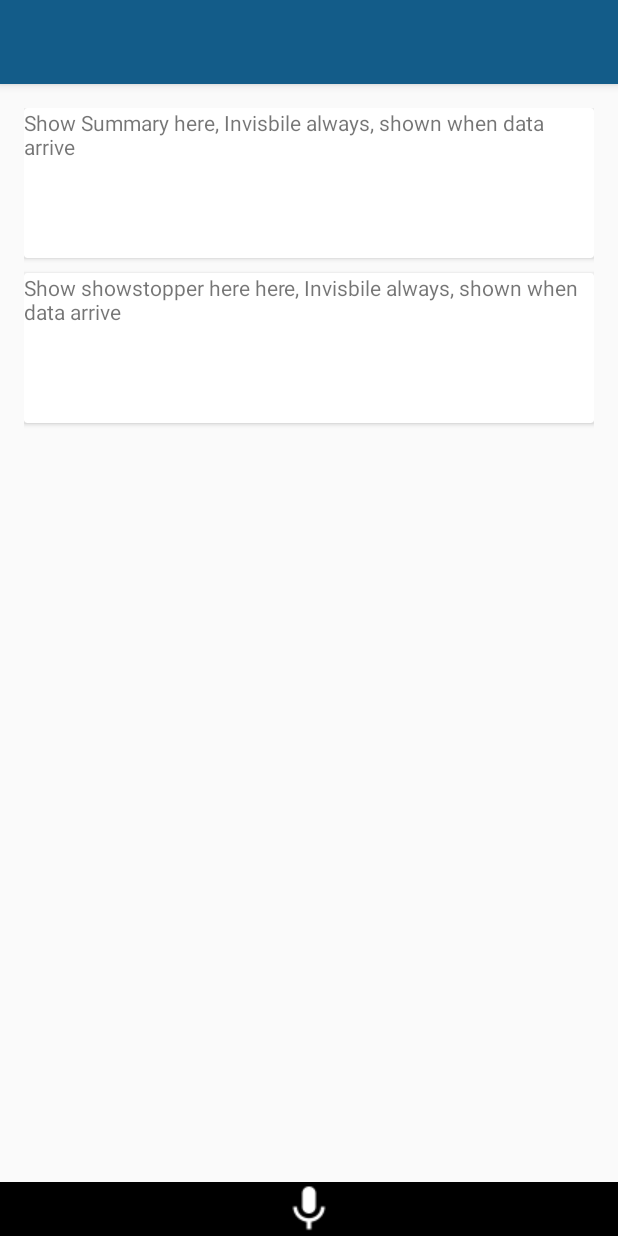
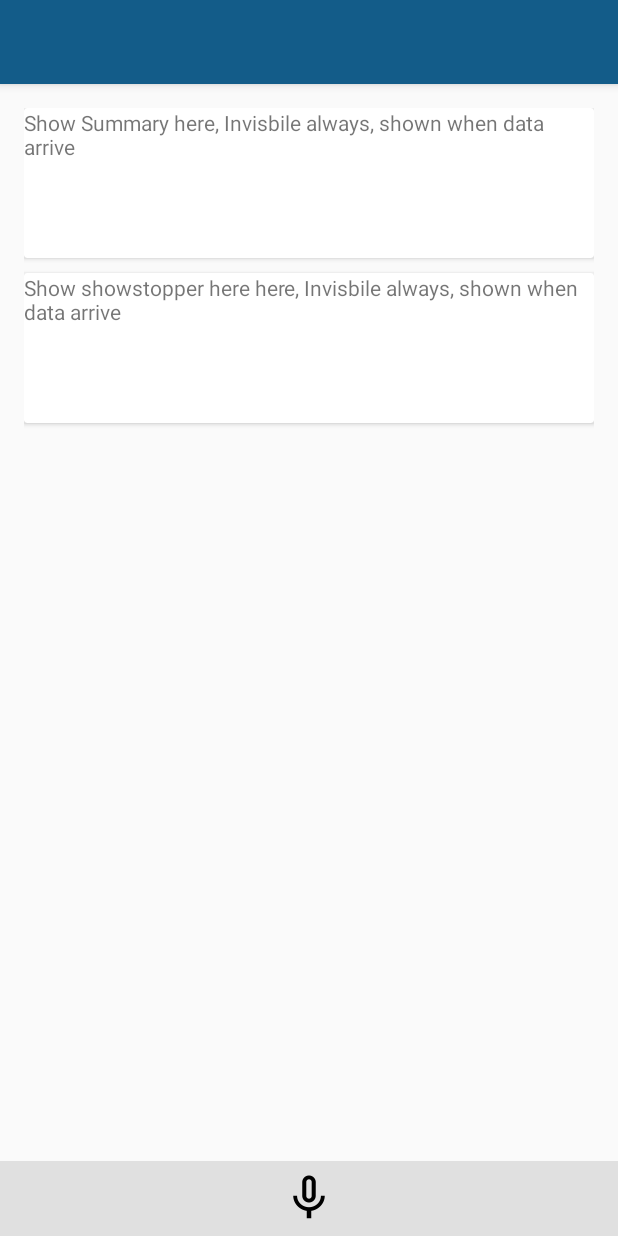
Before and after one commit to AldrichMascarenhas/Drishti-Android-App, an Android app: the layout activity_session.xml on its own in the app's theme, with its tools: preview values and no code run, on a phone screen of 412 x 824 dp. Run offline under Robolectric (Android 15) with nearby library versions, the phone set to English and light mode, and no system bars.

Commit message:
Changed mic pic & dimens

```diff
--- a/app/src/main/res/layout/activity_session.xml
+++ b/app/src/main/res/layout/activity_session.xml
@@ -77,15 +77,15 @@
     <RelativeLayout
         android:layout_alignParentBottom="true"
         android:layout_width="match_parent"
-        android:layout_height="wrap_content"
-        android:background="@color/black">
+        android:layout_height="50dp"
+        android:background="@color/textBackground">
 
         <ImageView
             android:id="@+id/mic"
             android:layout_width="wrap_content"
             android:layout_height="wrap_content"
             android:layout_centerInParent="true"
-            android:src="@drawable/ic_mic_white_24dp" />
+            android:src="@drawable/ic_mic_none_black_36dp" />
 
     </RelativeLayout>
 
```
Also changed, not shown: app/src/main/res/drawable-hdpi/ic_mic_none_black_36dp.png (added), app/src/main/res/drawable-mdpi/ic_mic_none_black_36dp.png (added), app/src/main/res/drawable-xhdpi/ic_mic_none_black_36dp.png (added), app/src/main/res/drawable-xxhdpi/ic_mic_none_black_36dp.png (added), app/src/main/res/drawable-xxxhdpi/ic_mic_none_black_36dp.png (added).
